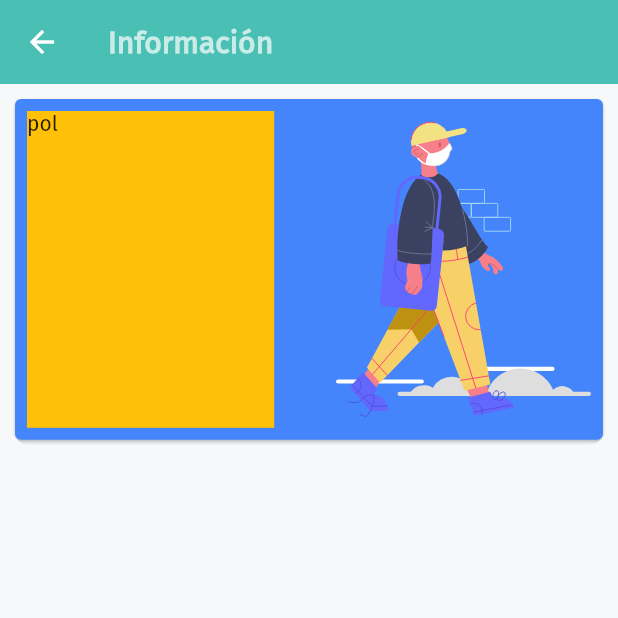
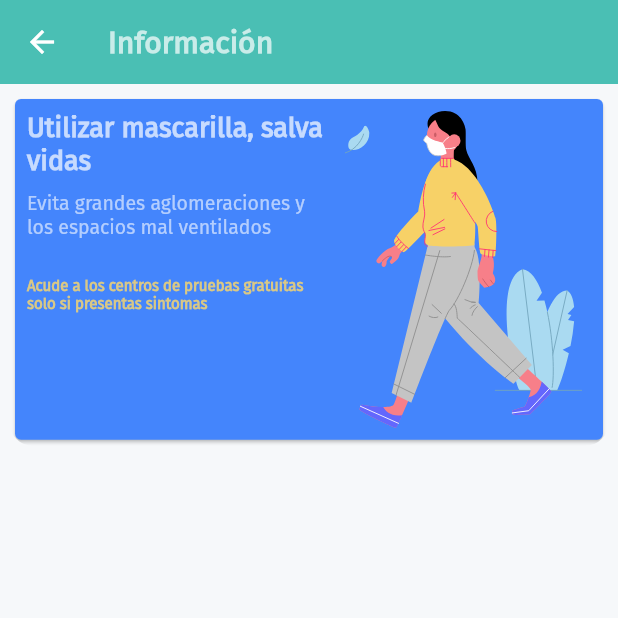
Before and after one commit to rromaniz/CovidAppFlutter, a Flutter app: the InfoPage screen opened by its route, on a phone screen of 412 x 824 dp, the top half of it. Run offline on Flutter 3.47's test engine with Material 2 defaults, Android fonts, the light colour scheme and no system bars; our stand-ins replace charts_flutter, flutter_svg, page_transition; network calls fail; project files that could hold a hidden picture were left out.

Commit message:
Se sigue construyendo la pantalla información

```diff
--- a/lib/widgets/info_top.dart
+++ b/lib/widgets/info_top.dart
@@ -22,15 +22,41 @@ class InfoTop extends StatelessWidget {
                 mainAxisAlignment: MainAxisAlignment.spaceEvenly,
                 children: [
                   Container(
-                    width: size.width * 0.4,
+                    width: size.width * 0.5,
                     height: size.height * 0.3,
-                    child: Text('pol'),
-                    color: Colors.amber,
+                    child: Column(
+                      children: [
+                        Text(
+                          'Utilizar mascarilla, salva vidas',
+                          style: TextStyle(
+                              fontWeight: FontWeight.bold,
+                              color: Colors.white70,
+                              fontSize: 18),
+                        ),
+                        SizedBox(
+                          height: 10,
+                        ),
+                        Text(
+                          'Evita grandes aglomeraciones y los espacios mal ventilados',
+                          style: TextStyle(
+                              fontWeight: FontWeight.w500,
+                              color: Colors.white60,
+                              fontSize: 13),
+                        ),
+                        SizedBox(
+                          height: 25,
+                        ),
+                        Text(
+                          'Acude a los centros de pruebas gratuitas solo si presentas sintomas',
+                          style: TextStyle(
+                              fontWeight: FontWeight.w600,
+                              color: Color.fromRGBO(217, 200, 134, 1),
+                              fontSize: 10),
+                        ),
+                      ],
+                    ),
                   ),
-                  SizedBox(
-                    width: size.width * 0.1,
-                  ),
-                  Expanded(child: SvgPicture.asset('assets/mask-man.svg'))
+                  Expanded(child: SvgPicture.asset('assets/mask-woman.svg'))
                 ],
               ),
             ),
```
Also changed, not shown: assets/mask-woman.svg (added).
